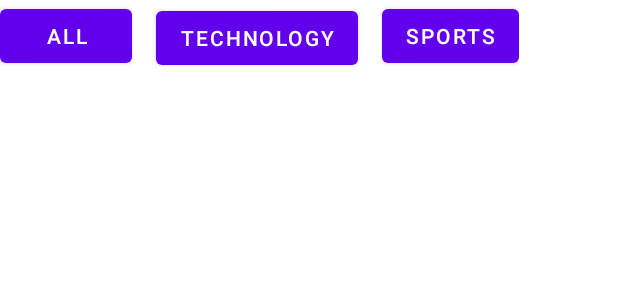
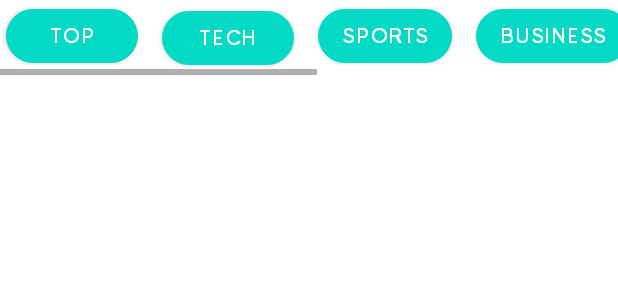
Before and after one commit to Miihir79/Mynewsapp, an Android app: the layout activity_main.xml on its own in the app's theme, with its tools: preview values and no code run, on a phone screen of 412 x 824 dp. Shown: the top 300 px of the screen. Run offline under Robolectric (Android 15) with nearby library versions, the phone set to English and light mode, and no system bars; network calls fail.

```diff
--- a/app/src/main/AndroidManifest.xml
+++ b/app/src/main/AndroidManifest.xml
@@ -9,7 +9,8 @@
         android:roundIcon="@mipmap/ic_launcher_round"
         android:supportsRtl="true"
         android:theme="@style/Theme.Mynewsapp">
-        <activity android:name=".MainActivity">
+        <activity android:name=".MainActivity"
+            android:exported="true">
             <intent-filter>
                 <action android:name="android.intent.action.MAIN" />
 
--- /dev/null
+++ b/app/src/main/java/com/example/mynewsapp/Source.kt
@@ -0,0 +1,6 @@
+package com.example.mynewsapp
+
+data class Source(
+    val id: String,
+    val name: String
+)
--- a/app/src/main/res/layout/activity_main.xml
+++ b/app/src/main/res/layout/activity_main.xml
@@ -13,6 +13,7 @@
         app:layout_constraintBottom_toBottomOf="parent"
         app:layout_constraintEnd_toEndOf="parent"
         app:layout_constraintStart_toStartOf="parent"
+        app:layoutManager="androidx.recyclerview.widget.LinearLayoutManager"
         app:layout_constraintTop_toBottomOf="@+id/horizontalScrollView" />
 
     <HorizontalScrollView
@@ -24,42 +25,91 @@
         app:layout_constraintTop_toTopOf="parent">
 
         <androidx.constraintlayout.widget.ConstraintLayout
-            android:layout_width="match_parent"
+            android:layout_width="wrap_content"
             android:layout_height="match_parent">
 
-            <Button
-                android:id="@+id/button4"
+            <com.google.android.material.button.MaterialButton
+                android:id="@+id/btn_entertainment"
                 android:layout_width="wrap_content"
                 android:layout_height="wrap_content"
                 android:layout_marginStart="16dp"
-                android:text="Button"
-                app:layout_constraintStart_toEndOf="parent"
-                app:layout_constraintTop_toTopOf="parent" />
+                android:text="@string/ent"
+                app:cornerRadius="20dp"
+                android:fontFamily="@font/gilroy_semi_bold"
+                app:backgroundTint="@color/teal_200"
+                app:layout_constraintStart_toEndOf="@id/btn_business"
+                app:layout_constraintTop_toTopOf="parent"/>
 
-            <Button
-                android:id="@+id/button3"
+            <com.google.android.material.button.MaterialButton
+                android:id="@+id/btn_science"
+                android:layout_width="wrap_content"
+                android:layout_height="wrap_content"
+                android:text="@string/sci"
+                app:cornerRadius="20dp"
+                app:backgroundTint="@color/teal_200"
+                android:layout_marginStart="16dp"
+                android:fontFamily="@font/gilroy_semi_bold"
+                app:layout_constraintTop_toTopOf="parent"
+                app:layout_constraintStart_toEndOf="@+id/btn_entertainment"/>
+
+            <com.google.android.material.button.MaterialButton
+                android:id="@+id/btn_health"
+                android:layout_width="wrap_content"
+                android:layout_height="wrap_content"
+                android:text="@string/health"
+                app:cornerRadius="20dp"
+                app:backgroundTint="@color/teal_200"
+                android:layout_marginStart="16dp"
+                android:fontFamily="@font/gilroy_semi_bold"
+                app:layout_constraintTop_toTopOf="parent"
+                app:layout_constraintStart_toEndOf="@+id/btn_science"/>
+
+            <com.google.android.material.button.MaterialButton
+                android:id="@+id/btn_business"
                 android:layout_width="wrap_content"
                 android:layout_height="wrap_content"
                 android:layout_marginStart="16dp"
-                android:text="Sports"
-                app:layout_constraintStart_toEndOf="@+id/button2"
+                android:text="@string/business"
+                app:cornerRadius="20dp"
+                android:fontFamily="@font/gilroy_semi_bold"
+                app:backgroundTint="@color/teal_200"
+                app:layout_constraintStart_toEndOf="@id/btn_sports"
                 app:layout_constraintTop_toTopOf="parent" />
 
-            <Button
-                android:id="@+id/button2"
+            <com.google.android.material.button.MaterialButton
+                android:id="@+id/btn_sports"
+                android:layout_width="wrap_content"
+                android:layout_height="wrap_content"
+                android:layout_marginStart="16dp"
+                android:text="@string/sports"
+                app:cornerRadius="20dp"
+                android:fontFamily="@font/gilroy_semi_bold"
+                app:backgroundTint="@color/teal_200"
+                app:layout_constraintStart_toEndOf="@+id/btn_tech"
+                app:layout_constraintTop_toTopOf="parent" />
+
+            <com.google.android.material.button.MaterialButton
+                android:id="@+id/btn_tech"
                 android:layout_width="wrap_content"
                 android:layout_height="wrap_content"
                 android:layout_marginStart="16dp"
                 android:layout_marginTop="1dp"
-                android:text="Technology"
-                app:layout_constraintStart_toEndOf="@+id/button"
+                android:text="@string/tech"
+                app:cornerRadius="20dp"
+                android:fontFamily="@font/gilroy_semi_bold"
+                app:backgroundTint="@color/teal_200"
+                app:layout_constraintStart_toEndOf="@+id/btn_top"
                 app:layout_constraintTop_toTopOf="parent" />
 
-            <Button
-                android:id="@+id/button"
+            <com.google.android.material.button.MaterialButton
+                android:id="@+id/btn_top"
                 android:layout_width="wrap_content"
                 android:layout_height="wrap_content"
-                android:text="All"
+                android:text="@string/top"
+                android:fontFamily="@font/gilroy_semi_bold"
+                app:backgroundTint="@color/teal_200"
+                app:cornerRadius="20dp"
+                android:layout_marginStart="4dp"
                 app:layout_constraintStart_toStartOf="parent"
                 app:layout_constraintTop_toTopOf="parent" />
         </androidx.constraintlayout.widget.ConstraintLayout>
--- a/app/src/main/res/values-night/themes.xml
+++ b/app/src/main/res/values-night/themes.xml
@@ -1,6 +1,6 @@
 <resources xmlns:tools="http://schemas.android.com/tools">
     <!-- Base application theme. -->
-    <style name="Theme.Mynewsapp" parent="Theme.MaterialComponents.DayNight.DarkActionBar">
+    <style name="Theme.Mynewsapp" parent="Theme.MaterialComponents.Light">
         <!-- Primary brand color. -->
         <item name="colorPrimary">@color/purple_200</item>
         <item name="colorPrimaryVariant">@color/purple_700</item>
--- a/app/src/main/res/values/colors.xml
+++ b/app/src/main/res/values/colors.xml
@@ -4,6 +4,7 @@
     <color name="purple_500">#FF6200EE</color>
     <color name="purple_700">#FF3700B3</color>
     <color name="teal_200">#FF03DAC5</color>
+    <color name="teal_100">#AD03DAC5</color>
     <color name="teal_700">#FF018786</color>
     <color name="black">#FF000000</color>
     <color name="white">#FFFFFFFF</color>
--- a/app/src/main/res/values/strings.xml
+++ b/app/src/main/res/values/strings.xml
@@ -1,3 +1,10 @@
 <resources>
     <string name="app_name">Mynewsapp</string>
+    <string name="top">Top</string>
+    <string name="tech">Tech</string>
+    <string name="sports">Sports</string>
+    <string name="business">Business</string>
+    <string name="ent">Entertainment</string>
+    <string name="sci">Science</string>
+    <string name="health">Health</string>
 </resources>
--- a/app/src/main/res/values/themes.xml
+++ b/app/src/main/res/values/themes.xml
@@ -1,6 +1,6 @@
 <resources xmlns:tools="http://schemas.android.com/tools">
     <!-- Base application theme. -->
-    <style name="Theme.Mynewsapp" parent="Theme.MaterialComponents.DayNight.DarkActionBar">
+    <style name="Theme.Mynewsapp" parent="Theme.MaterialComponents.Light">
         <!-- Primary brand color. -->
         <item name="colorPrimary">@color/purple_500</item>
         <item name="colorPrimaryVariant">@color/purple_700</item>
```
Also changed, not shown: app/build.gradle (+25 -14 lines), app/src/main/java/com/example/mynewsapp/Article.kt (added, +12 -0 lines), app/src/main/java/com/example/mynewsapp/MainActivity.kt (+57 -45 lines), app/src/main/java/com/example/mynewsapp/MySingleton.kt (deleted, +0 -26 lines), app/src/main/java/com/example/mynewsapp/News.kt (+4 -5 lines), app/src/main/java/com/example/mynewsapp/NewsListAdapter.kt (+20 -28 lines), app/src/main/java/com/example/mynewsapp/Request.kt (added, +14 -0 lines), app/src/main/res/layout/item_news.xml (+30 -4 lines), build.gradle (+4 -4 lines), app/src/main/res/font/gilroy_regular.ttf (added), app/src/main/res/font/gilroy_semi_bold.ttf (added).
